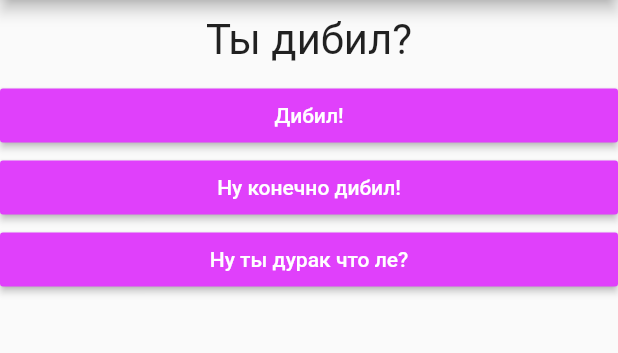
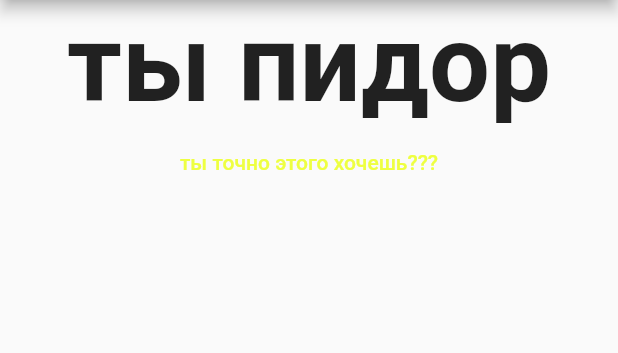
Before and after one commit to AberonMan/flatter_research, a Flutter app: the screen it shows after launch, after a tap on "Дибил!", after a tap on "Наверное!", on a phone screen of 412 x 824 dp, the part 84-437 px from its top. Run offline on Flutter 3.47's test engine with Material 2 defaults, Android fonts, the phone set to English and light mode, and no system bars.

Commit message:
[~][Quize app]

```diff
--- a/lib/main.dart
+++ b/lib/main.dart
@@ -1,6 +1,8 @@
 import 'package:flutter/material.dart';
 import 'package:maxatema/answer.dart';
 import 'package:maxatema/question.dart';
+import 'package:maxatema/quiz.dart';
+import 'package:maxatema/result.dart';
 
 void main() => runApp(MyApp());
 
@@ -15,40 +17,51 @@ class MyApp extends StatefulWidget {
 class _MyAppState extends State<MyApp> {
   int _questionIndex = 0;
 
+  int _totalScore = 0;
+
   @override
   Widget build(BuildContext context) {
-
     const questions = [
       {
         'vopros': 'Ты дибил?',
-        'otvet': ['Дибил!', 'Ну конечно дибил!', 'Ну ты дурак что ле?'],
+        'otvet': [
+          {'text': 'Дибил!', 'score': 10},
+          {'text': 'Ну конечно дибил!', 'score': 100},
+          {'text': 'Ну ты дурак что ле?', 'score': 0}
+        ],
       },
       {
         'vopros': 'Точно?',
-        'otvet': ['Точно!', 'Наверное!', 'Абсолютно точно нет!'],
+        'otvet': [
+          {'text': 'Точно!', 'score': 100},
+          {'text': 'Наверное!', 'score': 100},
+          {'text': 'Абсолютно точно нет!', 'score': 0}
+        ],
       }
     ];
 
     return MaterialApp(
         home: Scaffold(
       appBar: AppBar(title: Text('My first app')),
-      body: Column(
-        children: [
-          Question(questions[_questionIndex]['vopros']),
-          ...(questions[_questionIndex]['otvet'] as List<String>)
-              .map((answer) => Answer(_answerQuestion, answer))
-              .toList()
-        ],
-      ),
+      body: _questionIndex < questions.length
+          ? Quiz(
+              questionIndex: _questionIndex,
+              questions: questions,
+              answerQuestion: _answerQuestion)
+          : Result(_totalScore, _resetQuiz),
     ));
   }
 
-  void _answerQuestion() {
+  void _answerQuestion(int score) {
     setState(() {
-      _questionIndex = _questionIndex + 1;
-      if (_questionIndex > 1) {
-        _questionIndex = 0;
-      }
+      _questionIndex++;
+      _totalScore++;
+    });
+  }
+  void _resetQuiz() {
+    setState(() {
+      _questionIndex = 0;
+      _totalScore = 0;
     });
   }
 }
--- /dev/null
+++ b/lib/quiz.dart
@@ -0,0 +1,29 @@
+import 'package:flutter/material.dart';
+import 'package:maxatema/answer.dart';
+import 'package:maxatema/question.dart';
+
+class Quiz extends StatelessWidget {
+  final int questionIndex;
+
+  final List<Map<String, Object>> questions;
+
+  final Function answerQuestion;
+
+  const Quiz(
+      {@required this.questionIndex,
+      @required this.questions,
+      @required this.answerQuestion});
+
+  @override
+  Widget build(BuildContext context) {
+    return Column(
+      children: [
+        Question(questions[questionIndex]['vopros']),
+        ...(questions[questionIndex]['otvet'] as List<Map<String, Object>>)
+            .map((answer) =>
+                Answer(() => answerQuestion(answer['score']), answer['text']))
+            .toList()
+      ],
+    );
+  }
+}
--- /dev/null
+++ b/lib/result.dart
@@ -0,0 +1,35 @@
+import 'package:flutter/material.dart';
+
+class Result extends StatelessWidget {
+  final int totalScore;
+
+  final Function restartFunction;
+
+  const Result(this.totalScore, this.restartFunction);
+
+  String get resultPhrase {
+    var resultText = 'ты пидор';
+    if (totalScore > 20) {
+      resultText = 'авесоме, пидр!';
+    }
+    return resultText;
+  }
+
+  @override
+  Widget build(BuildContext context) {
+    return Center(
+        child: Column(
+      children: <Widget>[
+        Text(
+          resultPhrase,
+          style: TextStyle(fontSize: 72, fontWeight: FontWeight.bold),
+        ),
+        FlatButton(
+          child: Text("ты точно этого хочешь???"),
+          textColor: Colors.limeAccent,
+          onPressed: restartFunction,
+        )
+      ],
+    ));
+  }
+}
```
